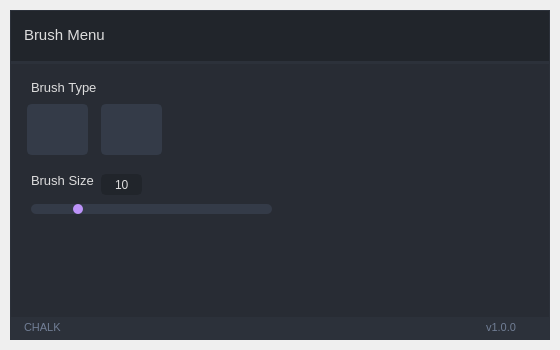
HYOJAE15/CHALK, file designs/brush_menu.ui: the form before one commit.
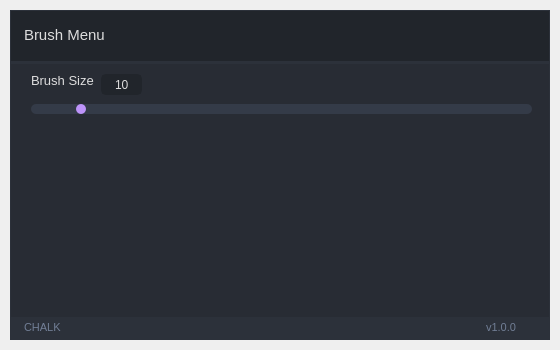
The form after the commit. Icons and pictures are not drawn.

The edit to the form file:
```diff
--- a/designs/brush_menu.ui
+++ b/designs/brush_menu.ui
@@ -918,81 +918,11 @@
                   <property name="frameShadow">
                    <enum>QFrame::Raised</enum>
                   </property>
-                  <widget class="QPushButton" name="circularBrush">
-                   <property name="geometry">
-                    <rect>
-                     <x>16</x>
-                     <y>40</y>
-                     <width>61</width>
-                     <height>51</height>
-                    </rect>
-                   </property>
-                   <property name="text">
-                    <string/>
-                   </property>
-                   <property name="icon">
-                    <iconset resource="../resources.qrc">
-                     <normaloff>:/icons/images/icons/icon_circle-white.png</normaloff>:/icons/images/icons/icon_circle-white.png</iconset>
-                   </property>
-                   <property name="iconSize">
-                    <size>
-                     <width>28</width>
-                     <height>28</height>
-                    </size>
-                   </property>
-                  </widget>
-                  <widget class="QLabel" name="labelBoxBlenderInstalation">
-                   <property name="geometry">
-                    <rect>
-                     <x>20</x>
-                     <y>15</y>
-                     <width>81</width>
-                     <height>17</height>
-                    </rect>
-                   </property>
-                   <property name="font">
-                    <font>
-                     <family>Segoe UI</family>
-                     <pointsize>10</pointsize>
-                     <italic>false</italic>
-                     <bold>false</bold>
-                    </font>
-                   </property>
-                   <property name="styleSheet">
-                    <string notr="true"/>
-                   </property>
-                   <property name="text">
-                    <string>Brush Type</string>
-                   </property>
-                  </widget>
-                  <widget class="QPushButton" name="rectangulaBrush">
-                   <property name="geometry">
-                    <rect>
-                     <x>90</x>
-                     <y>40</y>
-                     <width>61</width>
-                     <height>51</height>
-                    </rect>
-                   </property>
-                   <property name="text">
-                    <string/>
-                   </property>
-                   <property name="icon">
-                    <iconset resource="../resources.qrc">
-                     <normaloff>:/icons/images/icons/icon_rectangle-white.png</normaloff>:/icons/images/icons/icon_rectangle-white.png</iconset>
-                   </property>
-                   <property name="iconSize">
-                    <size>
-                     <width>28</width>
-                     <height>28</height>
-                    </size>
-                   </property>
-                  </widget>
                   <widget class="QLabel" name="labelBoxBlenderInstalation_2">
                    <property name="geometry">
                     <rect>
                      <x>20</x>
-                     <y>106</y>
+                     <y>6</y>
                      <width>81</width>
                      <height>21</height>
                     </rect>
@@ -1016,8 +946,8 @@
                    <property name="geometry">
                     <rect>
                      <x>20</x>
-                     <y>130</y>
-                     <width>241</width>
+                     <y>30</y>
+                     <width>501</width>
                      <height>31</height>
                     </rect>
                    </property>
@@ -1025,7 +955,7 @@
                     <number>1</number>
                    </property>
                    <property name="maximum">
-                    <number>50</number>
+                    <number>100</number>
                    </property>
                    <property name="value">
                     <number>10</number>
@@ -1038,7 +968,7 @@
                    <property name="geometry">
                     <rect>
                      <x>90</x>
-                     <y>110</y>
+                     <y>10</y>
                      <width>41</width>
                      <height>21</height>
                     </rect>
```
